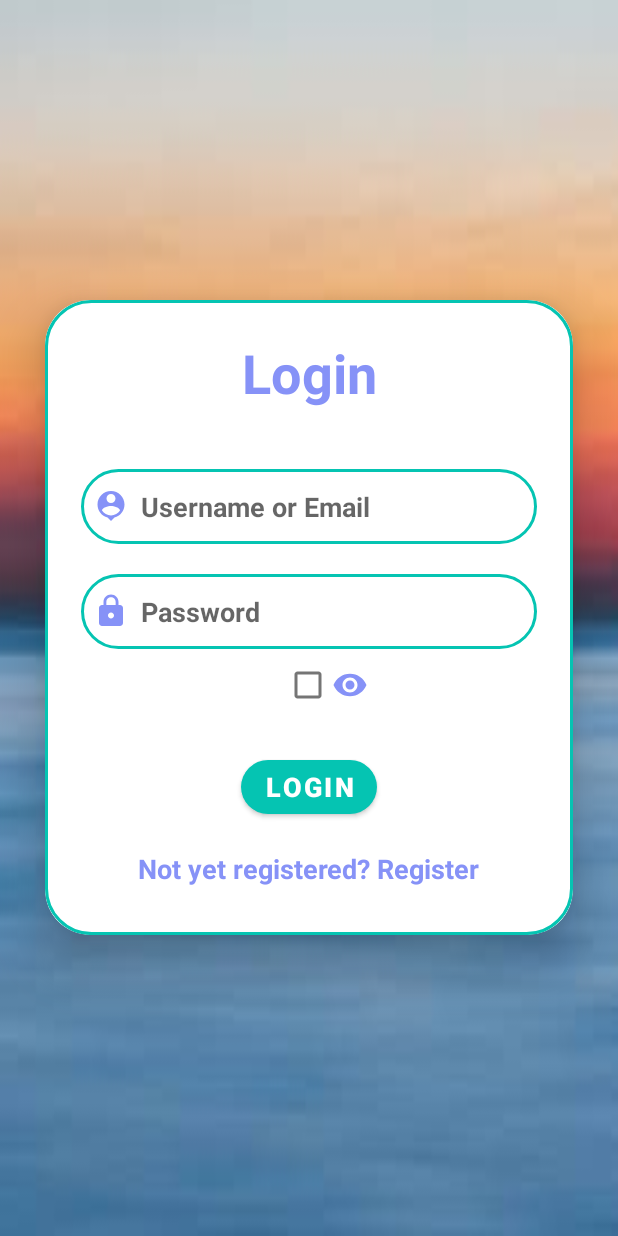
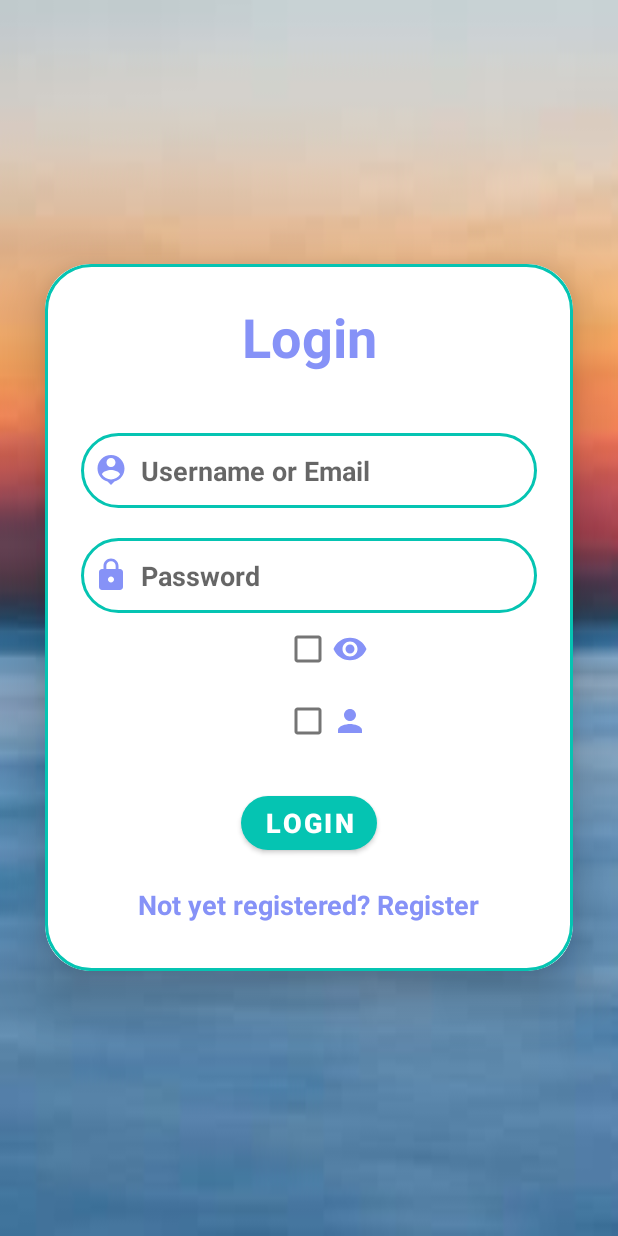
Before and after one commit to Rahulbhalerao45/Language-club-for-beginners, an Android app: the screen it shows after launch (LoginActivity), on a phone screen of 412 x 824 dp. Run offline under Robolectric (Android 15) with nearby library versions, the phone set to English and light mode, and no system bars; our stand-ins replace Firebase (no records; nobody signed in at launch, a user with empty details on screens opened directly).

Commit message:
Initial Commit

```diff
--- a/app/src/main/java/com/example/majorproject/LoginActivity.java
+++ b/app/src/main/java/com/example/majorproject/LoginActivity.java
@@ -3,7 +3,9 @@ package com.example.majorproject;
 import androidx.annotation.NonNull;
 import androidx.appcompat.app.AppCompatActivity;
 
+import android.content.Context;
 import android.content.Intent;
+import android.content.SharedPreferences;
 import android.os.Bundle;
 import android.text.method.HideReturnsTransformationMethod;
 import android.text.method.PasswordTransformationMethod;
@@ -32,7 +34,10 @@ public class LoginActivity extends AppCompatActivity {
     FirebaseDatabase database2;
     DatabaseReference reference2;
 
-    CheckBox showPasswordCheckBox;
+    CheckBox showPasswordCheckBox, rememberMeCheckBox;
+
+    SharedPreferences sharedPreferences;
+    SharedPreferences.Editor editor;
 
     @Override
     protected void onCreate(Bundle savedInstanceState) {
@@ -40,11 +45,22 @@ public class LoginActivity extends AppCompatActivity {
         setContentView(R.layout.activity_login);
 
         showPasswordCheckBox = findViewById(R.id.show_password_checkbox);
+        rememberMeCheckBox = findViewById(R.id.remember_me_checkbox);
 
         loginUsername = findViewById(R.id.login_username);
         loginPassword = findViewById(R.id.login_password);
         signupRedirectText = findViewById(R.id.signupRedirectText);
         loginButton = findViewById(R.id.login_button);
+
+        sharedPreferences = getSharedPreferences("loginPrefs", Context.MODE_PRIVATE);
+        editor = sharedPreferences.edit();
+
+        // check if remember me is checked
+        if (sharedPreferences.getBoolean("rememberMe", false)) {
+            loginUsername.setText(sharedPreferences.getString("username", ""));
+            loginPassword.setText(sharedPreferences.getString("password", ""));
+            rememberMeCheckBox.setChecked(true);
+        }
 
         showPasswordCheckBox.setOnCheckedChangeListener(new CompoundButton.OnCheckedChangeListener() {
             @Override
@@ -63,11 +79,20 @@ public class LoginActivity extends AppCompatActivity {
             public void onClick(View view) {
 
                 if (!validateUsername() | !validatePassword()) {
+                    return;
+                }
 
+                if (rememberMeCheckBox.isChecked()) {
+                    editor.putBoolean("rememberMe", true);
+                    editor.putString("username", loginUsername.getText().toString().trim());
+                    editor.putString("password", loginPassword.getText().toString().trim());
+                    editor.apply();
+                } else {
+                    editor.clear();
+                    editor.apply();
+                }
 
-                } else {
-                    checkUser();
-                }
+                checkUser();
             }
         });
 
--- a/app/src/main/res/layout/activity_login.xml
+++ b/app/src/main/res/layout/activity_login.xml
@@ -71,6 +71,16 @@
                 android:layout_gravity="center"
                 android:drawableLeft="@drawable/baseline_remove_red_eye_24" />
 
+            <CheckBox
+                android:id="@+id/remember_me_checkbox"
+                android:layout_width="150dp"
+                android:layout_height="wrap_content"
+                android:layout_gravity="center"
+                android:drawableLeft="@drawable/baseline_person_24" />
+
+
+
+
 
             <Button
                 android:layout_width="wrap_content"
```
